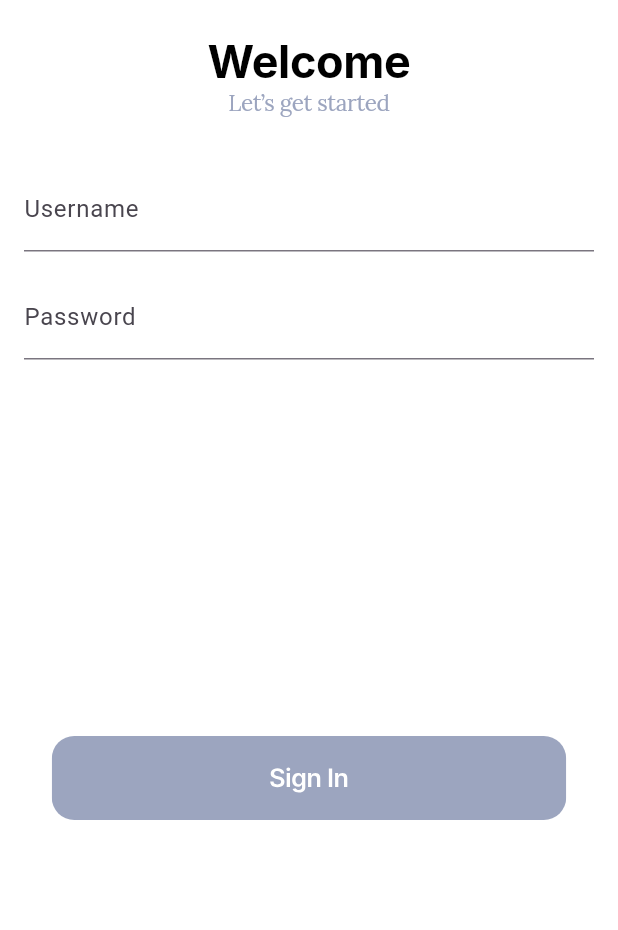
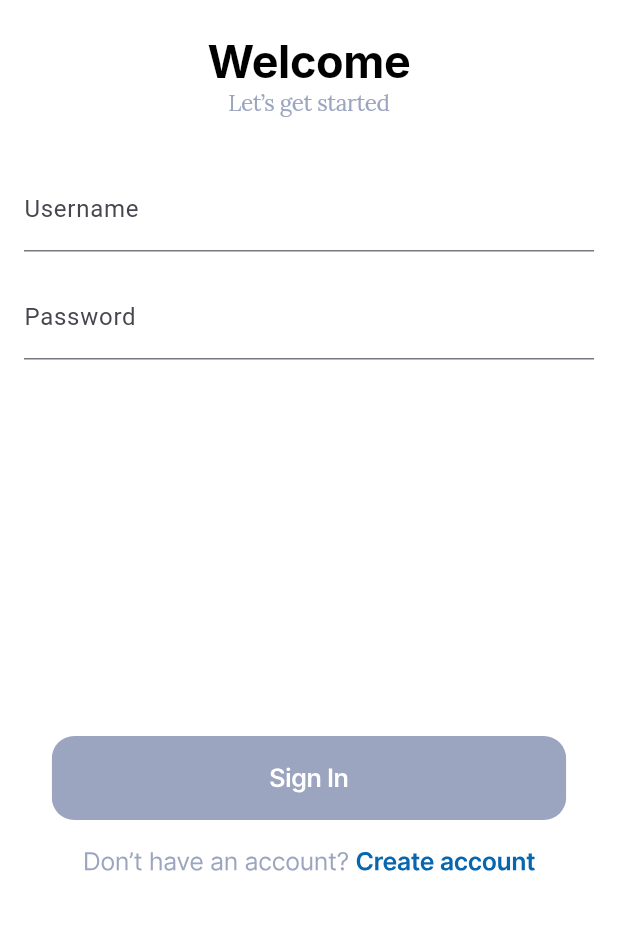
Before and after one commit to muhhul/ProSeek, a Flutter app: the screen it shows after launch, after a tap on an icon or button, on a phone screen of 412 x 824 dp, the part 281-1211 px from its top. Run offline on Flutter 3.47's test engine with Material 3 defaults, Android fonts, the light colour scheme and no system bars; our stand-ins replace flutter_svg, google_fonts.

Commit message:
update login screen

```diff
--- a/lib/screens/login_screen.dart
+++ b/lib/screens/login_screen.dart
@@ -1,4 +1,5 @@
 import 'package:app_gdsc/screens/splash_screen.dart';
+import 'package:app_gdsc/screens/start_screen.dart';
 import 'package:flutter/material.dart';
 import 'package:flutter/services.dart';
 import 'package:flutter_svg/svg.dart';
@@ -16,11 +17,14 @@ class _LoginScreenState extends State<LoginScreen> {
   TextEditingController _passwordController = TextEditingController();
 
   bool isButtonEnabled() {
-    return _usernameController.text.isNotEmpty && _passwordController.text.isNotEmpty;
+    return _usernameController.text.isNotEmpty &&
+        _passwordController.text.isNotEmpty;
   }
 
   String getButtonImage() {
-    return isButtonEnabled() ? 'assets/svgs/signInBlue.svg' : 'assets/svgs/signInGrey.svg';
+    return isButtonEnabled()
+        ? 'assets/svgs/signInBlue.svg'
+        : 'assets/svgs/signInGrey.svg';
   }
 
   @override
@@ -131,6 +135,18 @@ class _LoginScreenState extends State<LoginScreen> {
               height: 56,
             ),
           ),
+          InkWell(
+            onTap: () {
+              Navigator.push(
+                context,
+                MaterialPageRoute(builder: (context) => const StartScreen()),
+              );
+            },
+            child: SvgPicture.asset(
+              'assets/svgs/buttonCreateAcc.svg',
+              height: 56,
+            ),
+          )
         ],
       ),
     );
```
Also changed, not shown: assets/svgs/buttonCreateAcc.svg (added).
